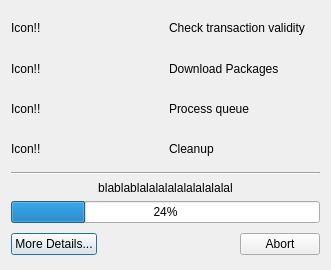
First picture: the form in trunk/ui/transactionDialog.ui, repository drf/shaman1, before the edit.
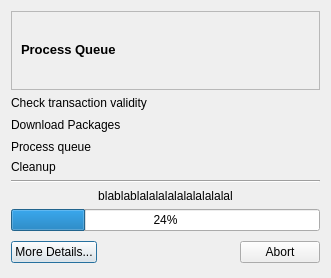
Second picture: the form after the edit. Icons and pictures are not drawn.

The edit to the form file:
```diff
--- a/trunk/ui/transactionDialog.ui
+++ b/trunk/ui/transactionDialog.ui
@@ -6,88 +6,115 @@
     <x>0</x>
     <y>0</y>
     <width>331</width>
-    <height>270</height>
+    <height>278</height>
    </rect>
   </property>
   <property name="windowTitle" >
    <string>Processing Queue...</string>
   </property>
   <layout class="QGridLayout" >
-   <item row="0" column="0" >
+   <item row="1" column="0" >
     <layout class="QGridLayout" >
-     <item row="0" column="1" >
-      <widget class="QLabel" name="label_2" >
-       <property name="text" >
-        <string>Icon!!</string>
-       </property>
-      </widget>
-     </item>
-     <item row="0" column="3" >
+     <item row="1" column="3" >
       <widget class="QLabel" name="checkTransaction" >
        <property name="text" >
         <string>Check transaction validity</string>
        </property>
       </widget>
      </item>
-     <item row="1" column="3" >
+     <item row="2" column="3" >
       <widget class="QLabel" name="downloadPackages" >
        <property name="text" >
         <string>Download Packages</string>
        </property>
       </widget>
      </item>
-     <item row="2" column="3" >
+     <item row="3" column="3" >
       <widget class="QLabel" name="processingQueue" >
        <property name="text" >
         <string>Process queue</string>
        </property>
       </widget>
      </item>
-     <item row="3" column="3" >
+     <item row="4" column="3" >
       <widget class="QLabel" name="cleaningUp" >
        <property name="text" >
         <string>Cleanup</string>
        </property>
       </widget>
      </item>
-     <item row="1" column="1" >
-      <widget class="QLabel" name="label_6" >
+     <item row="1" column="4" >
+      <widget class="QLabel" name="label" >
+       <property name="sizePolicy" >
+        <sizepolicy vsizetype="Fixed" hsizetype="Fixed" >
+         <horstretch>0</horstretch>
+         <verstretch>0</verstretch>
+        </sizepolicy>
+       </property>
        <property name="text" >
-        <string>Icon!!</string>
+        <string/>
        </property>
       </widget>
      </item>
-     <item row="2" column="1" >
-      <widget class="QLabel" name="label_7" >
+     <item row="3" column="4" >
+      <widget class="QLabel" name="label_3" >
+       <property name="sizePolicy" >
+        <sizepolicy vsizetype="Fixed" hsizetype="Fixed" >
+         <horstretch>0</horstretch>
+         <verstretch>0</verstretch>
+        </sizepolicy>
+       </property>
        <property name="text" >
-        <string>Icon!!</string>
+        <string/>
        </property>
       </widget>
      </item>
-     <item row="3" column="1" >
-      <widget class="QLabel" name="label_8" >
+     <item row="4" column="4" >
+      <widget class="QLabel" name="label_4" >
+       <property name="sizePolicy" >
+        <sizepolicy vsizetype="Fixed" hsizetype="Fixed" >
+         <horstretch>0</horstretch>
+         <verstretch>0</verstretch>
+        </sizepolicy>
+       </property>
        <property name="text" >
-        <string>Icon!!</string>
+        <string/>
+       </property>
+       <property name="pixmap" >
+        <pixmap resource="qtpacman.qrc" >:/Icons/icons/view-history.png</pixmap>
+       </property>
+       <property name="scaledContents" >
+        <bool>true</bool>
+       </property>
+      </widget>
+     </item>
+     <item row="2" column="4" >
+      <widget class="QLabel" name="label_2" >
+       <property name="text" >
+        <string/>
+       </property>
+       <property name="pixmap" >
+        <pixmap resource="qtpacman.qrc" >:/Icons/icons/edit-redo.png</pixmap>
        </property>
       </widget>
      </item>
     </layout>
    </item>
-   <item row="1" column="0" >
+   <item row="2" column="0" >
     <widget class="Line" name="line" >
      <property name="orientation" >
       <enum>Qt::Horizontal</enum>
      </property>
     </widget>
    </item>
-   <item row="3" column="0" >
+   <item row="4" column="0" >
     <widget class="QProgressBar" name="progressBar" >
      <property name="value" >
       <number>24</number>
      </property>
     </widget>
    </item>
-   <item row="4" column="0" >
+   <item row="5" column="0" >
     <layout class="QHBoxLayout" >
      <item>
       <widget class="QPushButton" name="showDetails" >
@@ -118,7 +145,7 @@
      </item>
     </layout>
    </item>
-   <item row="2" column="0" >
+   <item row="3" column="0" >
     <widget class="QLabel" name="actionDetail" >
      <property name="sizePolicy" >
       <sizepolicy vsizetype="Maximum" hsizetype="Preferred" >
@@ -134,6 +161,59 @@
      </property>
     </widget>
    </item>
+   <item row="0" column="0" >
+    <widget class="QFrame" name="frame" >
+     <property name="sizePolicy" >
+      <sizepolicy vsizetype="Preferred" hsizetype="Preferred" >
+       <horstretch>0</horstretch>
+       <verstretch>0</verstretch>
+      </sizepolicy>
+     </property>
+     <property name="frameShape" >
+      <enum>QFrame::StyledPanel</enum>
+     </property>
+     <property name="frameShadow" >
+      <enum>QFrame::Sunken</enum>
+     </property>
+     <layout class="QGridLayout" >
+      <item row="0" column="0" >
+       <widget class="QLabel" name="label_5" >
+        <property name="text" >
+         <string>&lt;html>&lt;head>&lt;meta name="qrichtext" content="1" />&lt;style type="text/css">
+p, li { white-space: pre-wrap; }
+&lt;/style>&lt;/head>&lt;body style=" font-family:'Sans Serif'; font-size:10pt; font-weight:400; font-style:normal;">
+&lt;p style=" margin-top:0px; margin-bottom:0px; margin-left:0px; margin-right:0px; -qt-block-indent:0; text-indent:0px;">&lt;span style=" font-weight:600;">Process Queue&lt;/span>&lt;/p>&lt;/body>&lt;/html></string>
+        </property>
+       </widget>
+      </item>
+      <item row="0" column="1" >
+       <widget class="QLabel" name="label_6" >
+        <property name="sizePolicy" >
+         <sizepolicy vsizetype="Maximum" hsizetype="Maximum" >
+          <horstretch>0</horstretch>
+          <verstretch>0</verstretch>
+         </sizepolicy>
+        </property>
+        <property name="minimumSize" >
+         <size>
+          <width>32</width>
+          <height>32</height>
+         </size>
+        </property>
+        <property name="text" >
+         <string/>
+        </property>
+        <property name="pixmap" >
+         <pixmap resource="qtpacman.qrc" >:/Icons/icons/edit-redo.png</pixmap>
+        </property>
+        <property name="scaledContents" >
+         <bool>true</bool>
+        </property>
+       </widget>
+      </item>
+     </layout>
+    </widget>
+   </item>
   </layout>
  </widget>
  <resources/>
```
Left out of the diff: 16 changed lines with no effect on the pictures.
